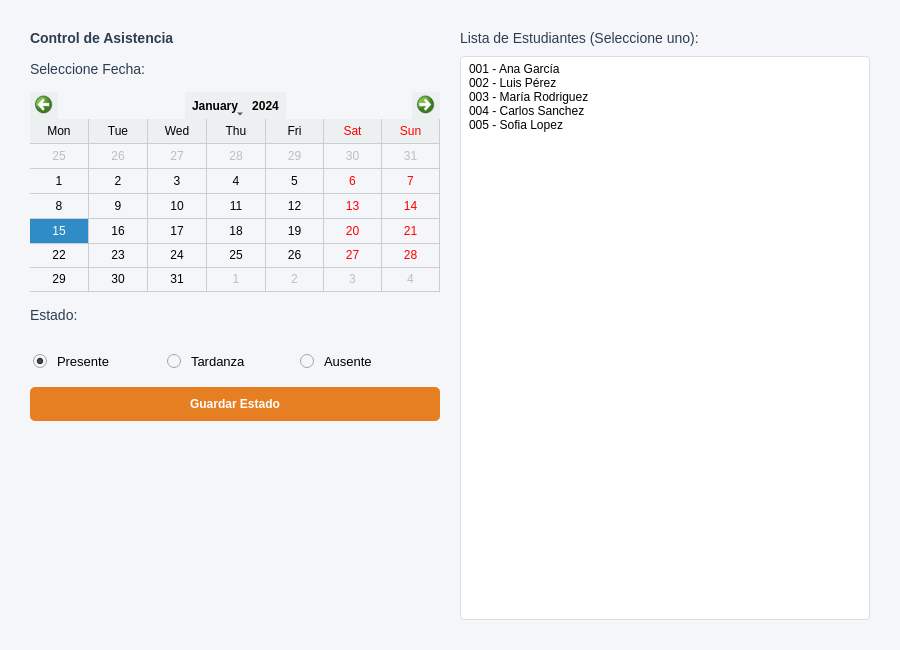
The window that ui/form_asistencia.ui (LordFeitan/registro_notas_colegio) describes before a commit, drawn with Qt 5.
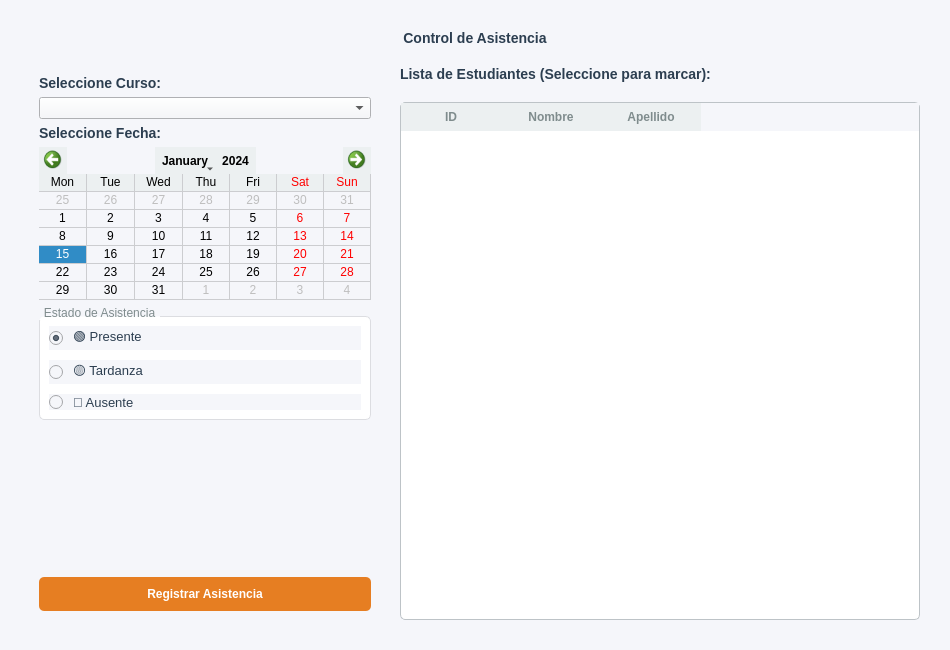
The same window after the commit.

Commit message: feat: Implement attendance management with new UI, data file, and data manager, and update matriculas.txt.

```diff
--- a/ui/form_asistencia.ui
+++ b/ui/form_asistencia.ui
@@ -6,7 +6,7 @@
    <rect>
     <x>0</x>
     <y>0</y>
-    <width>900</width>
+    <width>950</width>
     <height>650</height>
    </rect>
   </property>
@@ -22,11 +22,18 @@
     color: #2c3e50;
     font-size: 14px;
 }
-QListWidget {
+QTableWidget {
     background-color: white;
-    border: 1px solid #dcdde1;
-    border-radius: 4px;
+    border: 1px solid #bdc3c7;
+    border-radius: 5px;
+    gridline-color: #ecf0f1;
+}
+QHeaderView::section {
+    background-color: #ecf0f1;
     padding: 5px;
+    border: none;
+    font-weight: bold;
+    color: #7f8c8d;
 }
 QPushButton {
     background-color: #e67e22;
@@ -42,6 +49,7 @@
 QRadioButton {
     spacing: 10px;
     font-size: 13px;
+    color: #2c3e50;
 }
 QCalendarWidget QWidget {
     alternate-background-color: #ecf0f1;
@@ -50,9 +58,21 @@
     color: black;
     icon-size: 20px, 20px;
     background-color: #ecf0f1;
+}
+QGroupBox {
+    border: 1px solid #dcdde1;
+    border-radius: 5px;
+    margin-top: 10px;
+    background-color: white;
+}
+QGroupBox::title {
+    subcontrol-origin: margin;
+    subcontrol-position: top left;
+    padding: 0 3px;
+    color: #7f8c8d;
 }</string>
   </property>
-  <layout class="QHBoxLayout" name="horizontalLayout">
+  <layout class="QVBoxLayout" name="verticalLayoutMain">
    <property name="spacing">
     <number>20</number>
    </property>
@@ -69,11 +89,6 @@
     <number>30</number>
    </property>
    <item>
-    <layout class="QVBoxLayout" name="leftLayout">
-     <property name="spacing">
-      <number>15</number>
-     </property>
-     <item>
       <widget class="QLabel" name="labelTitle">
        <property name="font">
         <font>
@@ -85,6 +100,51 @@
        <property name="text">
         <string>Control de Asistencia</string>
        </property>
+     <property name="alignment">
+      <set>Qt::AlignCenter</set>
+     </property>
+    </widget>
+   </item>
+   <item>
+    <layout class="QHBoxLayout" name="horizontalLayoutBody">
+     <property name="spacing">
+      <number>20</number>
+     </property>
+     
+     <!-- PANEL IZQUIERDO: CONTROLES -->
+     <item>
+      <widget class="QWidget" name="widgetLeft" native="true">
+       <property name="minimumSize">
+        <size>
+         <width>320</width>
+         <height>0</height>
+        </size>
+       </property>
+       <property name="maximumSize">
+        <size>
+         <width>350</width>
+         <height>16777215</height>
+        </size>
+       </property>
+       <layout class="QVBoxLayout" name="verticalLayoutLeft">
+        <item>
+         <widget class="QLabel" name="labelCurso">
+          <property name="text">
+           <string>Seleccione Curso:</string>
+          </property>
+          <property name="font">
+           <font>
+            <weight>75</weight>
+            <bold>true</bold>
+           </font>
+          </property>
+         </widget>
+        </item>
+        <item>
+         <widget class="QComboBox" name="comboCurso">
+          <property name="cursor">
+           <cursorShape>PointingHandCursor</cursorShape>
+          </property>
       </widget>
      </item>
      <item>
@@ -92,6 +152,12 @@
        <property name="text">
         <string>Seleccione Fecha:</string>
        </property>
+          <property name="font">
+           <font>
+            <weight>75</weight>
+            <bold>true</bold>
+           </font>
+          </property>
       </widget>
      </item>
      <item>
@@ -107,32 +173,19 @@
        </property>
       </widget>
      </item>
-     <item>
-      <widget class="QLabel" name="labelEstado">
-       <property name="text">
-        <string>Estado:</string>
-       </property>
-      </widget>
-     </item>
      <item>
       <widget class="QGroupBox" name="groupEstado">
-       <property name="styleSheet">
-        <string notr="true">QGroupBox { border: none; }</string>
-       </property>
        <property name="title">
-        <string/>
-       </property>
-       <layout class="QHBoxLayout" name="horizontalLayout_2">
-        <property name="leftMargin">
-         <number>0</number>
-        </property>
-        <property name="bottomMargin">
-         <number>0</number>
+           <string>Estado de Asistencia</string>
+          </property>
+          <layout class="QVBoxLayout" name="verticalLayoutRadio">
+           <property name="spacing">
+            <number>10</number>
         </property>
         <item>
          <widget class="QRadioButton" name="rbPresente">
           <property name="text">
-           <string>Presente</string>
+              <string>🟢 Presente</string>
           </property>
           <property name="checked">
            <bool>true</bool>
@@ -142,28 +195,24 @@
         <item>
          <widget class="QRadioButton" name="rbTardanza">
           <property name="text">
-           <string>Tardanza</string>
+              <string>🟡 Tardanza</string>
+             </property>
+             <property name="cursor">
+              <cursorShape>PointingHandCursor</cursorShape>
           </property>
          </widget>
         </item>
         <item>
          <widget class="QRadioButton" name="rbAusente">
           <property name="text">
-           <string>Ausente</string>
-          </property>
-         </widget>
-        </item>
-       </layout>
-      </widget>
-     </item>
-     <item>
-      <widget class="QPushButton" name="btnMarcarAsistencia">
+              <string>🔴 Ausente</string>
+             </property>
        <property name="cursor">
         <cursorShape>PointingHandCursor</cursorShape>
        </property>
-       <property name="text">
-        <string>Guardar Estado</string>
-       </property>
+            </widget>
+           </item>
+          </layout>
       </widget>
      </item>
      <item>
@@ -174,53 +223,79 @@
        <property name="sizeHint" stdset="0">
         <size>
          <width>20</width>
-         <height>40</height>
+            <height>20</height>
         </size>
        </property>
       </spacer>
      </item>
-    </layout>
-   </item>
+        <item>
+         <widget class="QPushButton" name="btnMarcarAsistencia">
+          <property name="cursor">
+           <cursorShape>PointingHandCursor</cursorShape>
+          </property>
+          <property name="text">
+           <string>Registrar Asistencia</string>
+          </property>
+          <property name="minimumHeight">
+           <number>40</number>
+          </property>
+         </widget>
+        </item>
+       </layout>
+      </widget>
+     </item>
+     
+     <!-- PANEL DERECHO: TABLA -->
    <item>
-    <layout class="QVBoxLayout" name="rightLayout">
-     <property name="spacing">
-      <number>10</number>
-     </property>
+      <layout class="QVBoxLayout" name="verticalLayoutRight">
      <item>
       <widget class="QLabel" name="labelLista">
        <property name="text">
-        <string>Lista de Estudiantes (Seleccione uno):</string>
-       </property>
+          <string>Lista de Estudiantes (Seleccione para marcar):</string>
+         </property>
+         <property name="font">
+           <font>
+            <weight>75</weight>
+            <bold>true</bold>
+           </font>
+          </property>
       </widget>
      </item>
      <item>
-      <widget class="QListWidget" name="listEstudiantes">
-       <item>
-        <property name="text">
-         <string>001 - Ana García</string>
-        </property>
-       </item>
-       <item>
-        <property name="text">
-         <string>002 - Luis Pérez</string>
-        </property>
-       </item>
-       <item>
+        <widget class="QTableWidget" name="tableEstudiantes">
+         <property name="editTriggers">
+          <set>QAbstractItemView::NoEditTriggers</set>
+         </property>
+         <property name="selectionBehavior">
+          <enum>QAbstractItemView::SelectRows</enum>
+         </property>
+         <property name="selectionMode">
+          <enum>QAbstractItemView::SingleSelection</enum>
+         </property>
+         <property name="alternatingRowColors">
+          <bool>true</bool>
+         </property>
+         <property name="columnCount">
+          <number>3</number>
+         </property>
+         <column>
         <property name="text">
-         <string>003 - María Rodriguez</string>
-        </property>
-       </item>
-       <item>
+           <string>ID</string>
+          </property>
+         </column>
+         <column>
         <property name="text">
-         <string>004 - Carlos Sanchez</string>
-        </property>
-       </item>
-       <item>
+           <string>Nombre</string>
+          </property>
+         </column>
+         <column>
         <property name="text">
-         <string>005 - Sofia Lopez</string>
-        </property>
-       </item>
-      </widget>
+           <string>Apellido</string>
+          </property>
+         </column>
+        </widget>
+       </item>
+      </layout>
      </item>
     </layout>
    </item>
```
Left out of the diff: 3 changed lines with no effect on the pictures. Lines whose indentation alone changed are shown as unchanged. The commit also changes 4 other files.
